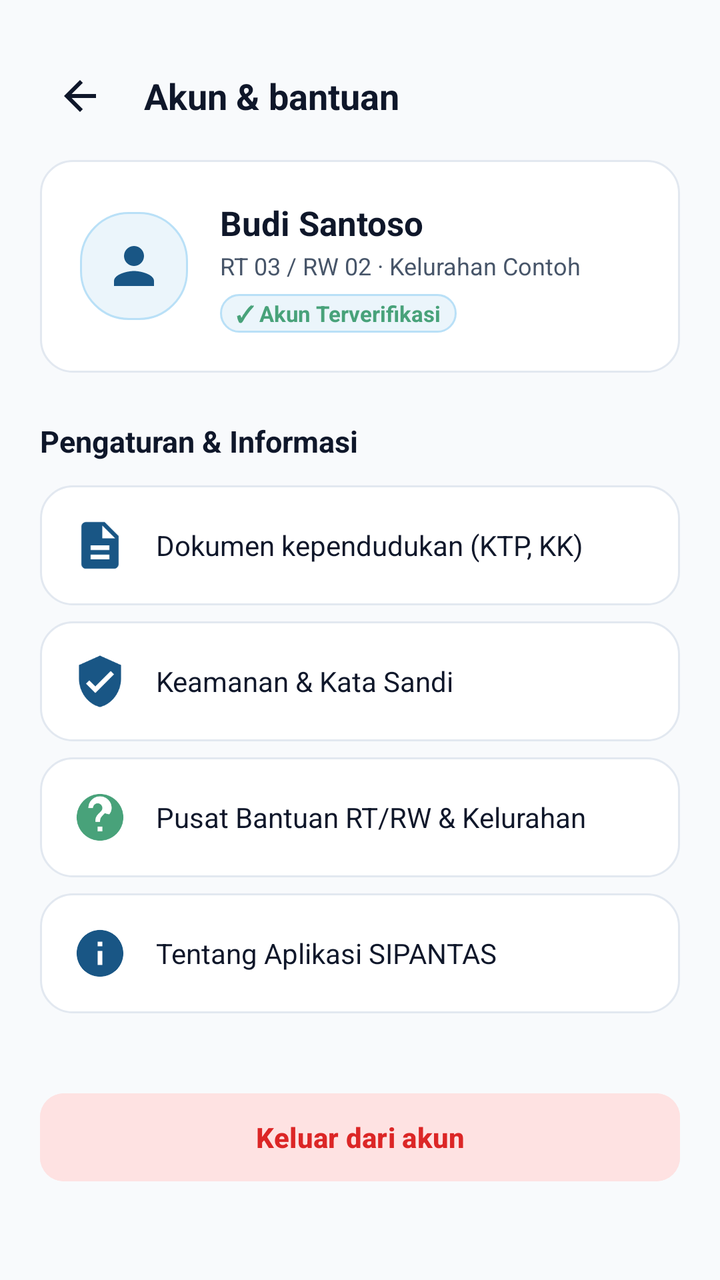
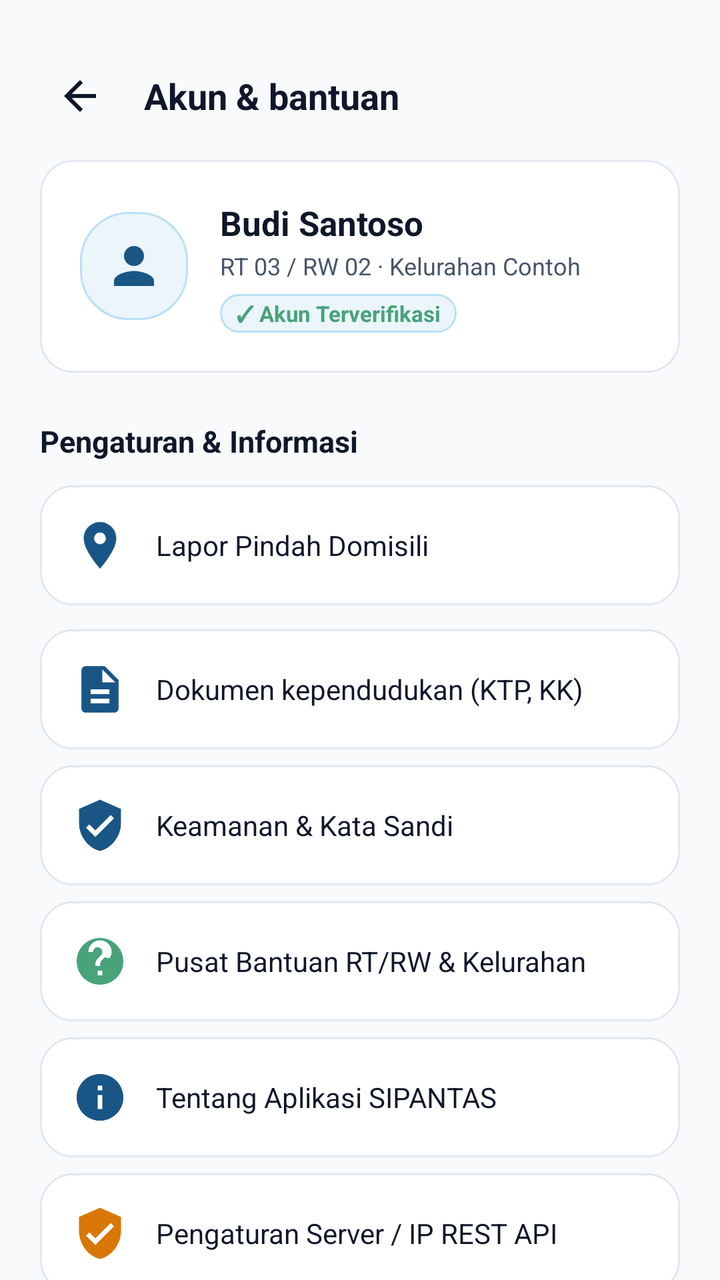

Two renders of the same Android screen: before a commit and after it. Below are the layout's source before the change and the commit's diff.
<!-- AndroidManifest.xml: application theme Theme.SIPANTAS -->
<!-- res/layout/activity_profile.xml -->
<?xml version="1.0" encoding="utf-8"?>
<androidx.constraintlayout.widget.ConstraintLayout xmlns:android="http://schemas.android.com/apk/res/android"
    xmlns:app="http://schemas.android.com/apk/res-auto"
    xmlns:tools="http://schemas.android.com/tools"
    android:id="@+id/profile_root"
    android:layout_width="match_parent"
    android:layout_height="match_parent"
    android:background="@color/bg_page"
    tools:context=".ProfileActivity">

    
    <LinearLayout
        android:id="@+id/header_bar"
        android:layout_width="match_parent"
        android:layout_height="wrap_content"
        android:gravity="center_vertical"
        android:orientation="horizontal"
        android:paddingHorizontal="20dp"
        android:paddingTop="28dp"
        android:paddingBottom="12dp"
        app:layout_constraintTop_toTopOf="parent">

        <ImageView
            android:id="@+id/btn_back"
            android:layout_width="40dp"
            android:layout_height="40dp"
            android:background="?attr/selectableItemBackgroundBorderless"
            android:contentDescription="Kembali"
            android:padding="8dp"
            android:src="@drawable/ic_arrow_back" />

        <TextView
            android:layout_width="0dp"
            android:layout_height="wrap_content"
            android:layout_marginStart="12dp"
            android:layout_weight="1"
            android:text="Akun &amp; bantuan"
            android:textColor="@color/text_primary"
            android:textSize="18sp"
            android:textStyle="bold" />
    </LinearLayout>

    <androidx.core.widget.NestedScrollView
        android:layout_width="match_parent"
        android:layout_height="0dp"
        android:fillViewport="true"
        app:layout_constraintBottom_toBottomOf="parent"
        app:layout_constraintTop_toBottomOf="@id/header_bar">

        <LinearLayout
            android:layout_width="match_parent"
            android:layout_height="wrap_content"
            android:orientation="vertical"
            android:paddingHorizontal="20dp"
            android:paddingBottom="36dp">

            
            <LinearLayout
                android:layout_width="match_parent"
                android:layout_height="wrap_content"
                android:background="@drawable/bg_rounded_card"
                android:gravity="center_vertical"
                android:orientation="horizontal"
                android:padding="20dp">

                <ImageView
                    android:layout_width="54dp"
                    android:layout_height="54dp"
                    android:background="@drawable/bg_role_chip"
                    android:padding="12dp"
                    android:src="@drawable/ic_person"
                    app:tint="@color/brand_primary" />

                <LinearLayout
                    android:layout_width="0dp"
                    android:layout_height="wrap_content"
                    android:layout_marginStart="16dp"
                    android:layout_weight="1"
                    android:orientation="vertical">

                    <TextView
                        android:id="@+id/tv_profile_name"
                        android:layout_width="wrap_content"
                        android:layout_height="wrap_content"
                        android:text="Budi Santoso"
                        android:textColor="@color/text_primary"
                        android:textSize="17sp"
                        android:textStyle="bold" />

                    <TextView
                        android:layout_width="wrap_content"
                        android:layout_height="wrap_content"
                        android:layout_marginTop="2dp"
                        android:text="RT 03 / RW 02 · Kelurahan Contoh"
                        android:textColor="@color/text_secondary"
                        android:textSize="12sp" />

                    <TextView
                        android:layout_width="wrap_content"
                        android:layout_height="wrap_content"
                        android:layout_marginTop="6dp"
                        android:background="@drawable/bg_role_chip"
                        android:paddingHorizontal="8dp"
                        android:paddingVertical="2dp"
                        android:text="✓ Akun Terverifikasi"
                        android:textColor="@color/brand_accent"
                        android:textSize="11sp"
                        android:textStyle="bold" />
                </LinearLayout>
            </LinearLayout>

            
            <TextView
                android:layout_width="wrap_content"
                android:layout_height="wrap_content"
                android:layout_marginTop="24dp"
                android:text="Pengaturan &amp; Informasi"
                android:textColor="@color/text_primary"
                android:textSize="15sp"
                android:textStyle="bold" />

            
            <LinearLayout
                android:id="@+id/menu_documents"
                android:layout_width="match_parent"
                android:layout_height="wrap_content"
                android:layout_marginTop="12dp"
                android:background="@drawable/bg_rounded_card"
                android:clickable="true"
                android:focusable="true"
                android:gravity="center_vertical"
                android:orientation="horizontal"
                android:padding="16dp">

                <ImageView
                    android:layout_width="28dp"
                    android:layout_height="28dp"
                    android:src="@drawable/ic_document"
                    app:tint="@color/brand_primary" />

                <TextView
                    android:layout_width="0dp"
                    android:layout_height="wrap_content"
                    android:layout_marginStart="14dp"
                    android:layout_weight="1"
                    android:text="Dokumen kependudukan (KTP, KK)"
                    android:textColor="@color/text_primary"
                    android:textSize="14sp" />
            </LinearLayout>

            
            <LinearLayout
                android:id="@+id/menu_security"
                android:layout_width="match_parent"
                android:layout_height="wrap_content"
                android:layout_marginTop="8dp"
                android:background="@drawable/bg_rounded_card"
                android:clickable="true"
                android:focusable="true"
                android:gravity="center_vertical"
                android:orientation="horizontal"
                android:padding="16dp">

                <ImageView
                    android:layout_width="28dp"
                    android:layout_height="28dp"
                    android:src="@drawable/ic_shield_security"
                    app:tint="@color/brand_primary" />

                <TextView
                    android:layout_width="0dp"
                    android:layout_height="wrap_content"
                    android:layout_marginStart="14dp"
                    android:layout_weight="1"
                    android:text="Keamanan &amp; Kata Sandi"
                    android:textColor="@color/text_primary"
                    android:textSize="14sp" />
            </LinearLayout>

            
            <LinearLayout
                android:id="@+id/menu_support"
                android:layout_width="match_parent"
                android:layout_height="wrap_content"
                android:layout_marginTop="8dp"
                android:background="@drawable/bg_rounded_card"
                android:clickable="true"
                android:focusable="true"
                android:gravity="center_vertical"
                android:orientation="horizontal"
                android:padding="16dp">

                <ImageView
                    android:layout_width="28dp"
                    android:layout_height="28dp"
                    android:src="@drawable/ic_help_support"
                    app:tint="@color/brand_accent" />

                <TextView
                    android:layout_width="0dp"
                    android:layout_height="wrap_content"
                    android:layout_marginStart="14dp"
                    android:layout_weight="1"
                    android:text="Pusat Bantuan RT/RW &amp; Kelurahan"
                    android:textColor="@color/text_primary"
                    android:textSize="14sp" />
            </LinearLayout>

            
            <LinearLayout
                android:id="@+id/menu_about"
                android:layout_width="match_parent"
                android:layout_height="wrap_content"
                android:layout_marginTop="8dp"
                android:background="@drawable/bg_rounded_card"
                android:clickable="true"
                android:focusable="true"
                android:gravity="center_vertical"
                android:orientation="horizontal"
                android:padding="16dp">

                <ImageView
                    android:layout_width="28dp"
                    android:layout_height="28dp"
                    android:src="@drawable/ic_info"
                    app:tint="@color/brand_primary" />

                <TextView
                    android:layout_width="0dp"
                    android:layout_height="wrap_content"
                    android:layout_marginStart="14dp"
                    android:layout_weight="1"
                    android:text="Tentang Aplikasi SIPANTAS"
                    android:textColor="@color/text_primary"
                    android:textSize="14sp" />
            </LinearLayout>

            
            <com.google.android.material.button.MaterialButton
                android:id="@+id/btn_logout"
                android:layout_width="match_parent"
                android:layout_height="52dp"
                android:layout_marginTop="36dp"
                android:backgroundTint="#FEE2E2"
                android:text="Keluar dari akun"
                android:textColor="#DC2626"
                android:textSize="14sp"
                android:textStyle="bold"
                app:cornerRadius="12dp" />

        </LinearLayout>
    </androidx.core.widget.NestedScrollView>

</androidx.constraintlayout.widget.ConstraintLayout>
<!-- resources referenced by this layout -->
<resources>
  <color name="bg_page">#F8FAFC</color>
  <color name="brand_accent">#48A27A</color>
  <color name="brand_primary">#195685</color>
  <color name="text_primary">#0F172A</color>
  <color name="text_secondary">#475569</color>
  <!-- drawable bg_role_chip (drawable) -->
  <?xml version="1.0" encoding="utf-8"?>
  <shape xmlns:android="http://schemas.android.com/apk/res/android"
      android:shape="rectangle">
      <solid android:color="@color/brand_primary_light" />
      <corners android:radius="24dp" />
      <stroke
          android:width="1dp"
          android:color="#B9E0F7" />
  </shape>
  <!-- drawable bg_rounded_card (drawable) -->
  <?xml version="1.0" encoding="utf-8"?>
  <shape xmlns:android="http://schemas.android.com/apk/res/android"
      android:shape="rectangle">
      <solid android:color="@color/card_bg" />
      <corners android:radius="16dp" />
      <stroke
          android:width="1dp"
          android:color="@color/card_border" />
  </shape>
  <!-- drawable ic_arrow_back (drawable) -->
  <vector xmlns:android="http://schemas.android.com/apk/res/android"
      android:width="24dp"
      android:height="24dp"
      android:viewportWidth="24"
      android:viewportHeight="24">
    <path
        android:fillColor="@color/text_primary"
        android:pathData="M20,11H7.83l5.59,-5.59L12,4l-8,8 8,8 1.41,-1.41L7.83,13H20v-2z"/>
  </vector>
  <!-- drawable ic_info (drawable) -->
  <vector xmlns:android="http://schemas.android.com/apk/res/android"
      android:width="24dp"
      android:height="24dp"
      android:viewportWidth="24"
      android:viewportHeight="24">
      <path
          android:fillColor="#FF195685"
          android:pathData="M12,2C6.48,2 2,6.48 2,12s4.48,10 10,10 10,-4.48 10,-10S17.52,2 12,2zM13,17h-2v-6h2v6zM13,9h-2V7h2v2z" />
  </vector>
  <style name="Theme.SIPANTAS" parent="Base.Theme.SIPANTAS" />
  <color name="brand_primary_light">#EBF5FB</color>
  <color name="card_bg">#FFFFFFFF</color>
  <color name="card_border">#E2E8F0</color>
  <style name="Base.Theme.SIPANTAS" parent="Theme.Material3.DayNight.NoActionBar">
          
          <item name="colorPrimary">@color/brand_primary</item>
          <item name="colorSecondary">@color/brand_accent</item>
          <item name="android:windowBackground">@color/bg_page</item>
          <item name="android:statusBarColor">@color/bg_page</item>
          <item name="android:windowLightStatusBar">true</item>
      </style>
  <!-- unchanged entries left out for length: 4 -->
</resources>

<!-- the commit's change to res/layout/activity_profile.xml (unified diff, before → after) -->
@@ -88,6 +88,7 @@
                         android:textStyle="bold" />
 
                     <TextView
+                        android:id="@+id/tv_profile_sub"
                         android:layout_width="wrap_content"
                         android:layout_height="wrap_content"
                         android:layout_marginTop="2dp"
@@ -96,6 +97,7 @@
                         android:textSize="12sp" />
 
                     <TextView
+                        android:id="@+id/tv_profile_status_badge"
                         android:layout_width="wrap_content"
                         android:layout_height="wrap_content"
                         android:layout_marginTop="6dp"
@@ -121,6 +123,97 @@
 
             
             <LinearLayout
+                android:id="@+id/menu_pindah_domisili"
+                android:layout_width="match_parent"
+                android:layout_height="wrap_content"
+                android:layout_marginTop="12dp"
+                android:background="@drawable/bg_rounded_card"
+                android:clickable="true"
+                android:focusable="true"
+                android:gravity="center_vertical"
+                android:orientation="horizontal"
+                android:padding="16dp">
+
+                <ImageView
+                    android:layout_width="28dp"
+                    android:layout_height="28dp"
+                    android:src="@drawable/ic_location_pin"
+                    app:tint="@color/brand_primary" />
+
+                <TextView
+                    android:layout_width="0dp"
+                    android:layout_height="wrap_content"
+                    android:layout_marginStart="14dp"
+                    android:layout_weight="1"
+                    android:text="Lapor Pindah Domisili"
+                    android:textColor="@color/text_primary"
+                    android:textSize="14sp" />
+            </LinearLayout>
+
+            
+            <LinearLayout
+                android:id="@+id/menu_verifikasi_warga"
+                android:layout_width="match_parent"
+                android:layout_height="wrap_content"
+                android:layout_marginTop="8dp"
+                android:background="@drawable/bg_rounded_card"
+                android:clickable="true"
+                android:focusable="true"
+                android:gravity="center_vertical"
+                android:orientation="horizontal"
+                android:padding="16dp"
+                android:visibility="gone">
+
+                <ImageView
+                    android:layout_width="28dp"
+                    android:layout_height="28dp"
+                    android:src="@drawable/ic_group"
+                    app:tint="@color/status_pending" />
+
+                <TextView
+                    android:layout_width="0dp"
+                    android:layout_height="wrap_content"
+                    android:layout_marginStart="14dp"
+                    android:layout_weight="1"
+                    android:text="Verifikasi Warga Baru (RT/RW)"
+                    android:textColor="@color/text_primary"
+                    android:textSize="14sp"
+                    android:textStyle="bold" />
+            </LinearLayout>
+
+            
+            <LinearLayout
+                android:id="@+id/menu_statistik_wilayah"
+                android:layout_width="match_parent"
+                android:layout_height="wrap_content"
+                android:layout_marginTop="8dp"
+                android:background="@drawable/bg_rounded_card"
+                android:clickable="true"
+                android:focusable="true"
+                android:gravity="center_vertical"
+                android:orientation="horizontal"
+                android:padding="16dp"
+                android:visibility="gone">
+
+                <ImageView
+                    android:layout_width="28dp"
+                    android:layout_height="28dp"
+                    android:src="@drawable/ic_account_balance"
+                    app:tint="@color/brand_primary" />
+
+                <TextView
+                    android:layout_width="0dp"
+                    android:layout_height="wrap_content"
+                    android:layout_marginStart="14dp"
+                    android:layout_weight="1"
+                    android:text="Statistik &amp; Laporan Wilayah (Kecamatan)"
+                    android:textColor="@color/text_primary"
+                    android:textSize="14sp"
+                    android:textStyle="bold" />
+            </LinearLayout>
+
+            
+            <LinearLayout
                 android:id="@+id/menu_documents"
                 android:layout_width="match_parent"
                 android:layout_height="wrap_content"
@@ -231,6 +324,35 @@
                     android:layout_marginStart="14dp"
                     android:layout_weight="1"
                     android:text="Tentang Aplikasi SIPANTAS"
+                    android:textColor="@color/text_primary"
+                    android:textSize="14sp" />
+            </LinearLayout>
+
+            
+            <LinearLayout
+                android:id="@+id/menu_server_settings"
+                android:layout_width="match_parent"
+                android:layout_height="wrap_content"
+                android:layout_marginTop="8dp"
+                android:background="@drawable/bg_rounded_card"
+                android:clickable="true"
+                android:focusable="true"
+                android:gravity="center_vertical"
+                android:orientation="horizontal"
+                android:padding="16dp">
+
+                <ImageView
+                    android:layout_width="28dp"
+                    android:layout_height="28dp"
+                    android:src="@drawable/ic_shield_security"
+                    app:tint="@color/status_pending" />
+
+                <TextView
+                    android:layout_width="0dp"
+                    android:layout_height="wrap_content"
+                    android:layout_marginStart="14dp"
+                    android:layout_weight="1"
+                    android:text="Pengaturan Server / IP REST API"
                     android:textColor="@color/text_primary"
                     android:textSize="14sp" />
             </LinearLayout>
<!-- resource entries referenced after the edit -->
@@ -3,6 +3,7 @@
   <color name="bg_page">#F8FAFC</color>
   <color name="brand_accent">#48A27A</color>
   <color name="brand_primary">#195685</color>
+  <color name="status_pending">#D97706</color>
   <color name="text_primary">#0F172A</color>
   <color name="text_secondary">#475569</color>
   <!-- drawable bg_role_chip (drawable) -->
@@ -25,6 +26,16 @@
           android:width="1dp"
           android:color="@color/card_border" />
   </shape>
+  <!-- drawable ic_account_balance (drawable) -->
+  <vector xmlns:android="http://schemas.android.com/apk/res/android"
+      android:width="24dp"
+      android:height="24dp"
+      android:viewportWidth="24"
+      android:viewportHeight="24">
+    <path
+        android:fillColor="@color/brand_primary"
+        android:pathData="M4,10h3v7H4zM10.5,10h3v7h-3zM2,22h19v-3H2v3zm15,-12h3v7h-3zM11.5,1L2,6v2h19V6l-9.5,-5z"/>
+  </vector>
   <!-- drawable ic_arrow_back (drawable) -->
   <vector xmlns:android="http://schemas.android.com/apk/res/android"
       android:width="24dp"
@@ -35,6 +46,16 @@
         android:fillColor="@color/text_primary"
         android:pathData="M20,11H7.83l5.59,-5.59L12,4l-8,8 8,8 1.41,-1.41L7.83,13H20v-2z"/>
   </vector>
+  <!-- drawable ic_group (drawable) -->
+  <vector xmlns:android="http://schemas.android.com/apk/res/android"
+      android:width="24dp"
+      android:height="24dp"
+      android:viewportWidth="24"
+      android:viewportHeight="24">
+    <path
+        android:fillColor="@color/brand_primary"
+        android:pathData="M16,11c1.66,0 2.99,-1.34 2.99,-3S17.66,5 16,5c-1.66,0 -3,1.34 -3,3s1.34,3 3,3zm-8,0c1.66,0 2.99,-1.34 2.99,-3S9.66,5 8,5C6.34,5 5,6.34 5,8s1.34,3 3,3zm0,2c-2.33,0 -7,1.17 -7,3.5V19h14v-2.5c0,-2.33 -4.67,-3.5 -7,-3.5zm8,0c-0.29,0 -0.62,0.02 -0.97,0.05 1.16,0.84 1.97,1.97 1.97,3.45V19h6v-2.5c0,-2.33 -4.67,-3.5 -7,-3.5z"/>
+  </vector>
   <!-- drawable ic_info (drawable) -->
   <vector xmlns:android="http://schemas.android.com/apk/res/android"
       android:width="24dp"
@@ -44,6 +65,16 @@
       <path
           android:fillColor="#FF195685"
           android:pathData="M12,2C6.48,2 2,6.48 2,12s4.48,10 10,10 10,-4.48 10,-10S17.52,2 12,2zM13,17h-2v-6h2v6zM13,9h-2V7h2v2z" />
+  </vector>
+  <!-- drawable ic_location_pin (drawable) -->
+  <vector xmlns:android="http://schemas.android.com/apk/res/android"
+      android:width="24dp"
+      android:height="24dp"
+      android:viewportWidth="24"
+      android:viewportHeight="24">
+    <path
+        android:fillColor="@android:color/white"
+        android:pathData="M12,2C8.13,2 5,5.13 5,9c0,5.25 7,13 7,13s7,-7.75 7,-13c0,-3.87 -3.13,-7 -7,-7zM12,11.5c-1.38,0 -2.5,-1.12 -2.5,-2.5s1.12,-2.5 2.5,-2.5 2.5,1.12 2.5,2.5 -1.12,2.5 -2.5,2.5z"/>
   </vector>
   <style name="Theme.SIPANTAS" parent="Base.Theme.SIPANTAS" />
   <color name="brand_primary_light">#EBF5FB</color>
